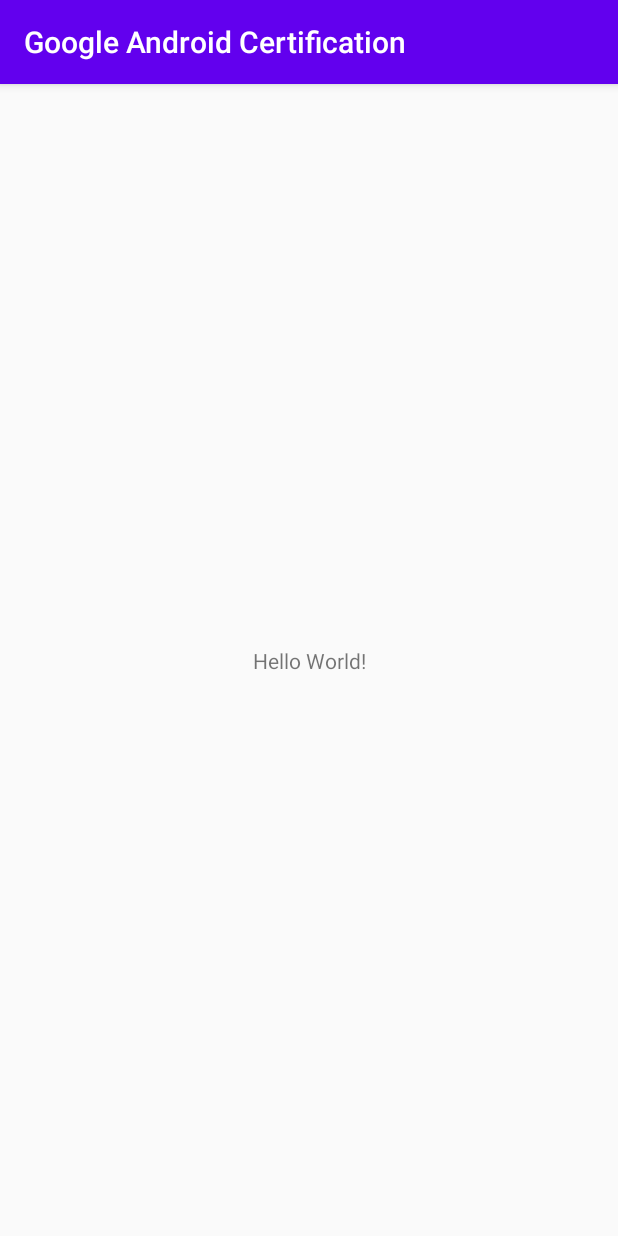
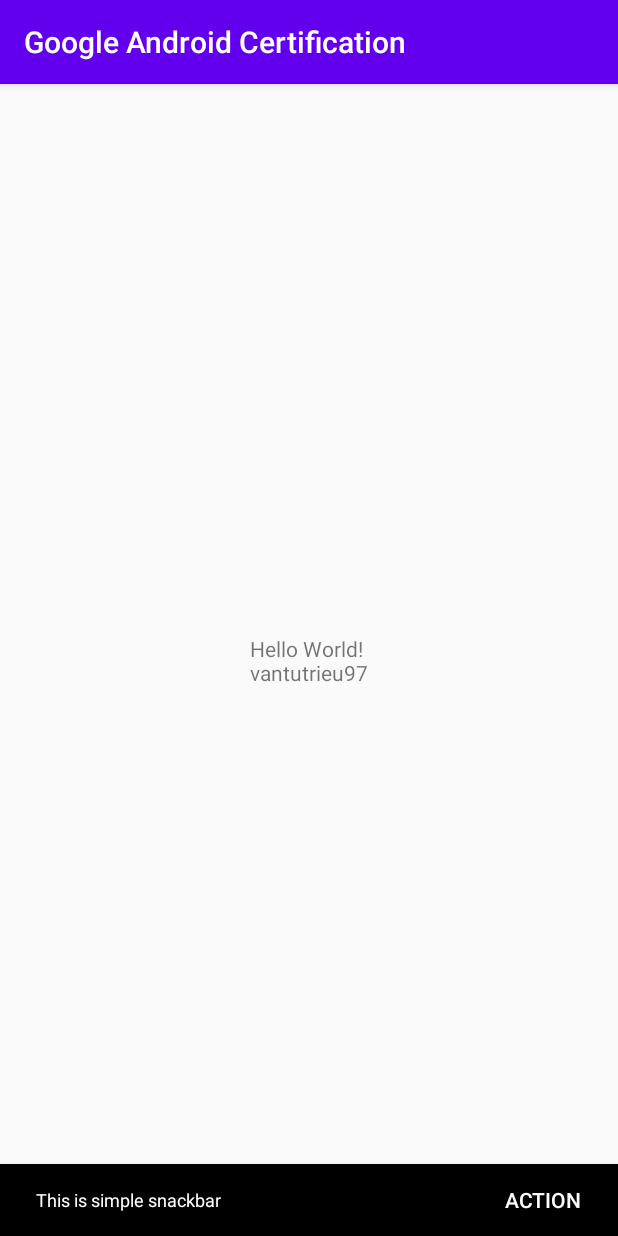
Before and after one commit to vantutrieu97/google_android_certification, an Android app: the screen it shows after launch (MainActivity), on a phone screen of 412 x 824 dp. Run offline under Robolectric (Android 15) with nearby library versions, the phone set to English and light mode, and no system bars.

Commit message:
Snackbar

```diff
--- a/app/build.gradle
+++ b/app/build.gradle
@@ -33,4 +33,5 @@ dependencies {
     testImplementation 'junit:junit:4.12'
     androidTestImplementation 'com.android.support.test:runner:1.0.2'
     androidTestImplementation 'com.android.support.test.espresso:espresso-core:3.0.2'
+    implementation 'com.android.support:design:28.0.0'
 }
--- a/app/src/main/java/vantutrieu97/xyz/googleandroidcertification/MainActivity.kt
+++ b/app/src/main/java/vantutrieu97/xyz/googleandroidcertification/MainActivity.kt
@@ -1,18 +1,25 @@
 package vantutrieu97.xyz.googleandroidcertification
 
+import android.content.Context
+import android.graphics.Color
 import android.os.Bundle
+import android.support.design.widget.Snackbar
 import android.support.v7.app.AppCompatActivity
 import android.view.Gravity
+import android.view.View
 import android.view.ViewGroup
 import android.widget.TextView
 import android.widget.Toast
+import kotlinx.android.synthetic.main.activity_main.*
+import vantutrieu97.xyz.googleandroidcertification.R.layout.activity_main
 
 class MainActivity : AppCompatActivity() {
-
+    lateinit var mContext: Context
 
     override fun onCreate(savedInstanceState: Bundle?) {
         super.onCreate(savedInstanceState)
-        setContentView(R.layout.activity_main)
+        setContentView(activity_main)
+        mContext = this
 
         val inflater = layoutInflater
         val container: ViewGroup? = findViewById(R.id.custom_toast_container)
@@ -25,5 +32,19 @@ class MainActivity : AppCompatActivity() {
             view = layout
             show()
         }
+        val snackbar = Snackbar.make(
+            ct_wrap_view, "This is simple snackbar", Snackbar.LENGTH_INDEFINITE
+        ).setAction("Action", View.OnClickListener {
+            Toast.makeText(mContext, "click to snackbar", Toast.LENGTH_SHORT).show()
+        })
+
+        snackbar.setActionTextColor(Color.WHITE)
+        val snackbarView = snackbar.view
+        snackbarView.setBackgroundColor(Color.BLACK)
+        val textView =
+            snackbarView.findViewById(R.id.snackbar_text) as TextView
+        textView.setTextColor(Color.WHITE)
+        textView.textSize = 12f
+        snackbar.show()
     }
 }
--- a/app/src/main/res/layout/activity_main.xml
+++ b/app/src/main/res/layout/activity_main.xml
@@ -4,12 +4,13 @@
     xmlns:tools="http://schemas.android.com/tools"
     android:layout_width="match_parent"
     android:layout_height="match_parent"
+    android:id="@+id/ct_wrap_view"
     tools:context=".MainActivity">
 
     <TextView
         android:layout_width="wrap_content"
         android:layout_height="wrap_content"
-        android:text="Hello World!"
+        android:text="Hello World!\nvantutrieu97"
         app:layout_constraintBottom_toBottomOf="parent"
         app:layout_constraintLeft_toLeftOf="parent"
         app:layout_constraintRight_toRightOf="parent"
```
